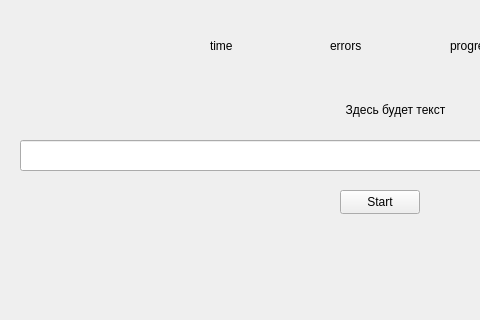
The window that KeyboardTrainer.ui (Sadetrin/KeyboardTrainer) describes before a commit, drawn with Qt 5; both pictures show x 0 to 480 and y 0 to 320 of the 800 by 600 pixel window.
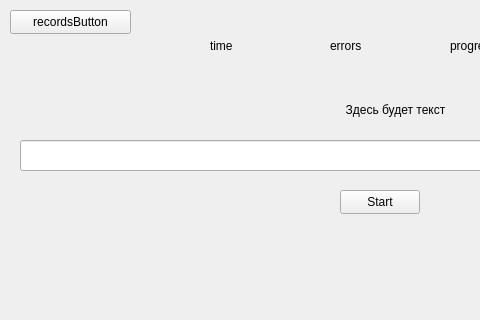
The same window after the commit. Custom widgets are drawn as their Qt base class.

What changed in the file:
```diff
--- a/KeyboardTrainer.ui
+++ b/KeyboardTrainer.ui
@@ -119,6 +119,19 @@
      </property>
     </item>
    </widget>
+   <widget class="QPushButton" name="recordsButton">
+    <property name="geometry">
+     <rect>
+      <x>10</x>
+      <y>10</y>
+      <width>121</width>
+      <height>24</height>
+     </rect>
+    </property>
+    <property name="text">
+     <string>recordsButton</string>
+    </property>
+   </widget>
   </widget>
   <widget class="QStatusBar" name="statusBar"/>
   <widget class="QMenuBar" name="menuBar">
```
